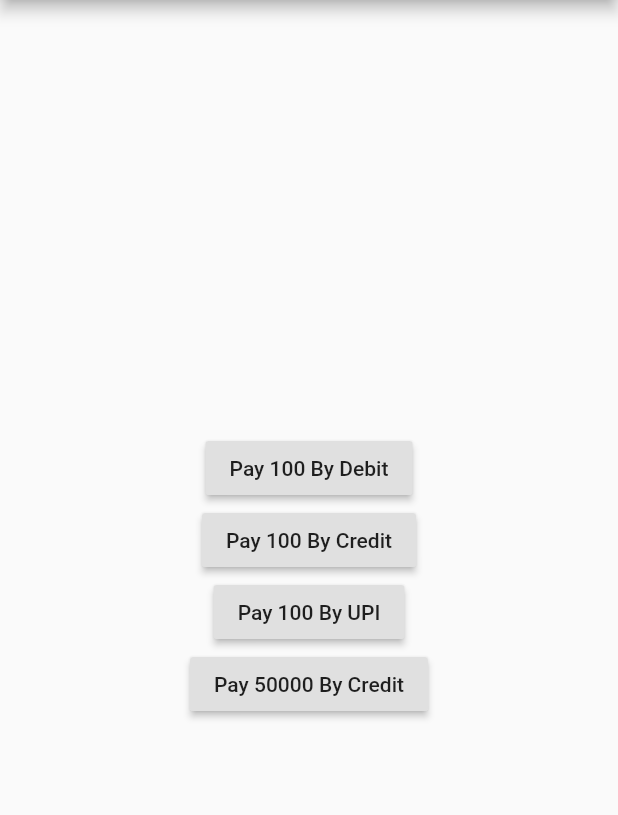
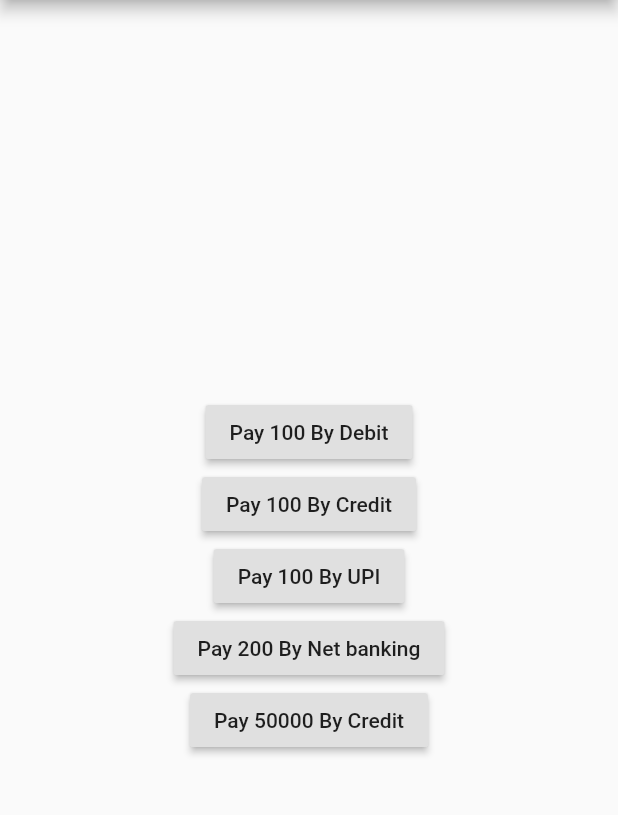
Before and after one commit to KUSH9148/payment_third_party, a Flutter app: the screen it shows after launch, after a tap on "Pay 100 By UPI", on a phone screen of 412 x 824 dp, the part 84-899 px from its top. Run offline on Flutter 3.47's test engine with Material 2 defaults, Android fonts, the phone set to English and light mode, and no system bars; missing offline and left inert: eventify; statements that could not run were skipped.

Commit message:
Kushal
Initial

```diff
--- a/example/lib/main.dart
+++ b/example/lib/main.dart
@@ -30,7 +30,7 @@ class MyHomePage extends StatefulWidget {
 
 class _MyHomePageState extends State<MyHomePage> {
 
-  Razorpay _razorpay;
+  IHealthPay _ihealthpay;
 
 
   @override
@@ -47,6 +47,7 @@ class _MyHomePageState extends State<MyHomePage> {
                   RaisedButton(onPressed: payByDebit, child: Text('Pay 100 By Debit')),
                   RaisedButton(onPressed: payByCredit, child: Text('Pay 100 By Credit')),
                   RaisedButton(onPressed: payByUpi, child: Text('Pay 100 By UPI')),
+                  RaisedButton(onPressed: payByNetbanking, child: Text('Pay 200 By Net banking')),
                   RaisedButton(onPressed: payByCredit5, child: Text('Pay 50000 By Credit'))
                 ])),
       ),
@@ -56,16 +57,16 @@ class _MyHomePageState extends State<MyHomePage> {
   @override
   void initState() {
     super.initState();
-    _razorpay = Razorpay();
-    _razorpay.on(Razorpay.EVENT_PAYMENT_SUCCESS, _handlePaymentSuccess);
-    _razorpay.on(Razorpay.EVENT_PAYMENT_ERROR, _handlePaymentError);
-    _razorpay.on(Razorpay.EVENT_EXTERNAL_WALLET, _handleExternalWallet);
+    _ihealthpay = IHealthPay();
+    _ihealthpay.on(IHealthPay.EVENT_PAYMENT_SUCCESS, _handlePaymentSuccess);
+    _ihealthpay.on(IHealthPay.EVENT_PAYMENT_ERROR, _handlePaymentError);
+    _ihealthpay.on(IHealthPay.EVENT_EXTERNAL_WALLET, _handleExternalWallet);
   }
 
   @override
   void dispose() {
     super.dispose();
-    _razorpay.clear();
+    _ihealthpay.clear();
   }
 
   void payByDebit() {
@@ -78,21 +79,31 @@ class _MyHomePageState extends State<MyHomePage> {
   void payByCredit5() {
     openCheckout("Credit card", amount: 5000);
   }
+  void payByNetbanking() {
+    openCheckout("netbanking", amount: 200);
+  }
 
   void payByUpi() {
     openCheckout("UPI");
   }
 
   void openCheckout(selectedMethod, {amount = 100}) async {
+    var customer = {
+      'name': "Shivam Lussote",
+      'contact': '7995055011',
+      'email': 'sourabhuniyal@iphysicianhub.com',
+      'id': '197545',
+      'organization_id':'2875'
+    };
     var options = {
       'key': 'iph_gujarat_pharmacy',
       'amount': amount,
-      'customer_data': {'contact': '7995055011', 'email': 'sourabhuniyal@iphysicianhub.com'},
+      'customer_data': customer,
       'selectedMethod': selectedMethod
     };
 
     try {
-      _razorpay.open(options);
+      _ihealthpay.open(options);
     } catch (e) {
       debugPrint(e);
     }
```
